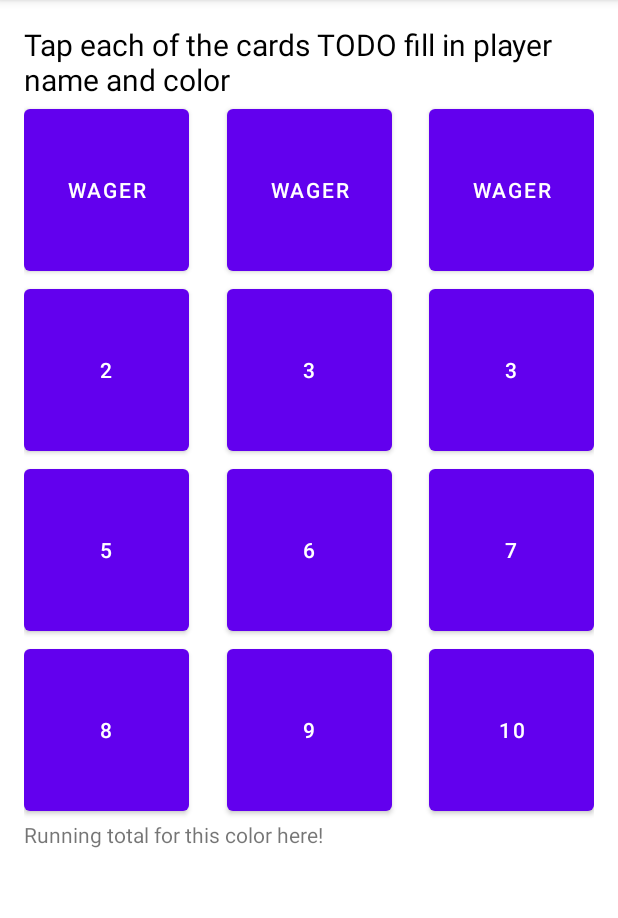
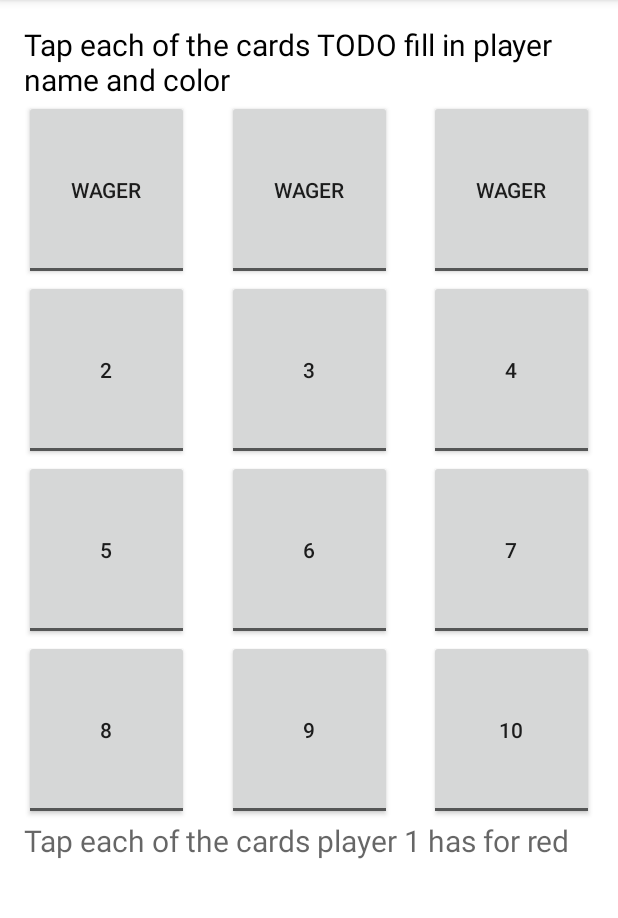
Before and after one commit to StellarsJayNorthwest/LostCities, an Android app: the SingleColorScoringActivity screen opened directly, with no data from a screen before it, on a phone screen of 412 x 824 dp, the part 84-1002 px from its top. Run offline under Robolectric (Android 15) with nearby library versions, the phone set to English and light mode, and no system bars.

Commit message:
Use toggle buttons on the scoring activity

```diff
--- a/app/src/main/java/com/example/lostcitiesscorecalculator/HandScoringActivity.kt
+++ b/app/src/main/java/com/example/lostcitiesscorecalculator/HandScoringActivity.kt
@@ -15,8 +15,8 @@ class HandScoringActivity : AppCompatActivity() {
         super.onCreate(savedInstanceState)
         binding = HandScoringActivityBinding.inflate(layoutInflater)
 
-        val player1Name = intent.getStringExtra("player1Name") ?: "BadPlayerName1"
-        val player2Name = intent.getStringExtra("player2Name") ?: "BadPlayerName2"
+        val player1Name = intent.getStringExtra("player1Name") ?: "Player 1"
+        val player2Name = intent.getStringExtra("player2Name") ?: "Player 2"
         val hand = intent.getIntExtra("hand", 0)
         assert(hand != 0)
 
--- a/app/src/main/res/layout/single_color_scoring_activity.xml
+++ b/app/src/main/res/layout/single_color_scoring_activity.xml
@@ -18,113 +18,125 @@
 
     <!-- First row of buttons: three wagers -->
 
-    <Button
+    <ToggleButton
         android:id="@+id/wager1"
         android:layout_width="110dp"
         android:layout_height="120dp"
-        android:text="Wager"
+        android:textOn="Wager"
+        android:textOff="Wager"
         app:layout_constraintStart_toStartOf="parent"
         app:layout_constraintTop_toBottomOf="@id/headerText" />
 
-    <Button
+    <ToggleButton
         android:id="@+id/wager2"
         android:layout_width="110dp"
         android:layout_height="120dp"
-        android:text="Wager"
+        android:textOn="Wager"
+        android:textOff="Wager"
         app:layout_constraintLeft_toLeftOf="parent"
         app:layout_constraintRight_toRightOf="parent"
         app:layout_constraintTop_toBottomOf="@id/headerText" />
 
-    <Button
+    <ToggleButton
         android:id="@+id/wager3"
         android:layout_width="110dp"
         android:layout_height="120dp"
         android:layout_marginLeft="10dp"
-        android:text="Wager"
+        android:textOn="Wager"
+        android:textOff="Wager"
         app:layout_constraintEnd_toEndOf="parent"
         app:layout_constraintTop_toBottomOf="@id/headerText" />
 
     <!-- Second row of buttons: 2, 3, 4 -->
 
-    <Button
+    <ToggleButton
         android:id="@+id/card2"
         android:layout_width="110dp"
         android:layout_height="120dp"
-        android:text="2"
+        android:textOn="2"
+        android:textOff="2"
         app:layout_constraintStart_toStartOf="parent"
         app:layout_constraintTop_toBottomOf="@id/wager1" />
 
-    <Button
+    <ToggleButton
         android:id="@+id/card3"
         android:layout_width="110dp"
         android:layout_height="120dp"
-        android:text="3"
+        android:textOn="3"
+        android:textOff="3"
         app:layout_constraintLeft_toLeftOf="parent"
         app:layout_constraintRight_toRightOf="parent"
         app:layout_constraintTop_toBottomOf="@id/wager1" />
 
-    <Button
+    <ToggleButton
         android:id="@+id/card4"
         android:layout_width="110dp"
         android:layout_height="120dp"
         android:layout_marginLeft="10dp"
-        android:text="3"
+        android:textOn="4"
+        android:textOff="4"
         app:layout_constraintEnd_toEndOf="parent"
         app:layout_constraintTop_toBottomOf="@id/wager1" />
 
     <!-- Third row of buttons: 5, 6, 7 -->
 
-    <Button
+    <ToggleButton
         android:id="@+id/card5"
         android:layout_width="110dp"
         android:layout_height="120dp"
-        android:text="5"
+        android:textOn="5"
+        android:textOff="5"
         app:layout_constraintStart_toStartOf="parent"
         app:layout_constraintTop_toBottomOf="@id/card2" />
 
-    <Button
+    <ToggleButton
         android:id="@+id/card6"
         android:layout_width="110dp"
         android:layout_height="120dp"
-        android:text="6"
+        android:textOn="6"
+        android:textOff="6"
         app:layout_constraintLeft_toLeftOf="parent"
         app:layout_constraintRight_toRightOf="parent"
         app:layout_constraintTop_toBottomOf="@id/card3" />
 
-    <Button
+    <ToggleButton
         android:id="@+id/card7"
         android:layout_width="110dp"
         android:layout_height="120dp"
         android:layout_marginLeft="10dp"
-        android:text="7"
+        android:textOn="7"
+        android:textOff="7"
         app:layout_constraintEnd_toEndOf="parent"
         app:layout_constraintTop_toBottomOf="@id/card3" />
 
     <!-- Fourth row of buttons: 8, 9, 10 -->
 
-    <Button
+    <ToggleButton
         android:id="@+id/card8"
         android:layout_width="110dp"
         android:layout_height="120dp"
-        android:text="8"
+        android:textOn="8"
+        android:textOff="8"
         app:layout_constraintStart_toStartOf="parent"
         app:layout_constraintTop_toBottomOf="@id/card5" />
 
-    <Button
+    <ToggleButton
         android:id="@+id/card9"
         android:layout_width="110dp"
         android:layout_height="120dp"
-        android:text="9"
+        android:textOn="9"
+        android:textOff="9"
         app:layout_constraintLeft_toLeftOf="parent"
         app:layout_constraintRight_toRightOf="parent"
         app:layout_constraintTop_toBottomOf="@id/card6" />
 
-    <Button
+    <ToggleButton
         android:id="@+id/card10"
         android:layout_width="110dp"
         android:layout_height="120dp"
         android:layout_marginLeft="10dp"
-        android:text="10"
+        android:textOn="10"
+        android:textOff="10"
         app:layout_constraintEnd_toEndOf="parent"
         app:layout_constraintTop_toBottomOf="@id/card7" />
 
@@ -132,7 +144,10 @@
         android:id="@+id/runningTotal"
         android:layout_width="wrap_content"
         android:layout_height="wrap_content"
-        android:text="Running total for this color here!"
+        android:textColor="@color/black"
+        android:textSize="20sp"
+        android:hint="Tap each of the cards player 1 has for red"
+        android:text=""
         app:layout_constraintStart_toStartOf="parent"
         app:layout_constraintTop_toBottomOf="@id/card8" />
 
```
